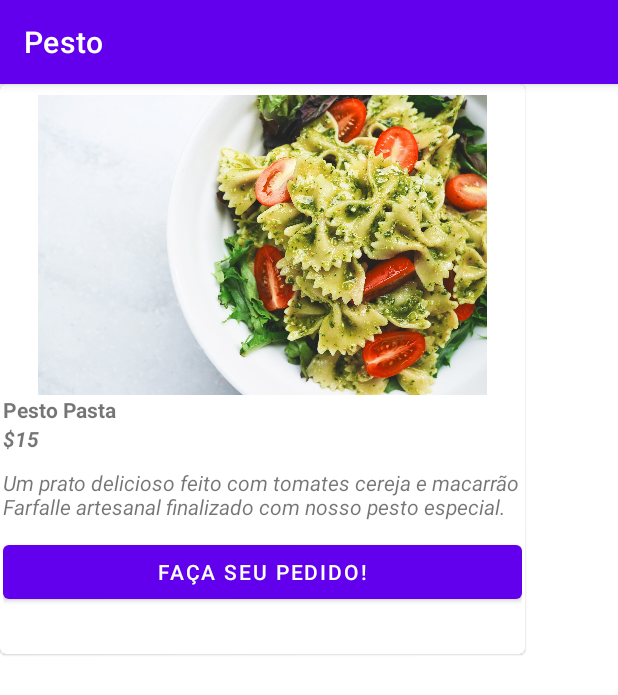
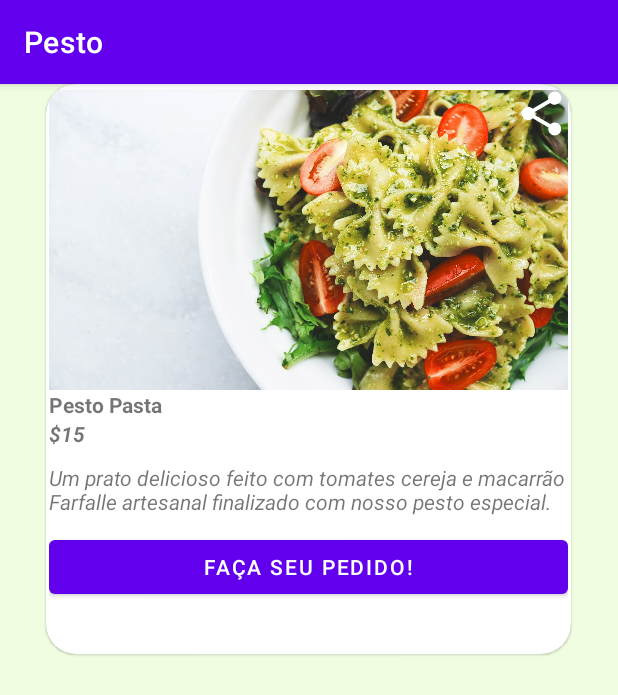
Before and after one commit to LuiSaad/Pesto, an Android app: the screen it shows after launch (MainActivity), on a phone screen of 412 x 824 dp. Shown: the top 695 px of the screen. Run offline under Robolectric (Android 15) with nearby library versions, the phone set to English and light mode, and no system bars.

Commit message:
O Caio tem seu poder no design!

```diff
--- a/app/src/main/res/drawable/baseline_share.xml
+++ b/app/src/main/res/drawable/baseline_share.xml
@@ -1,5 +1,5 @@
 <vector android:autoMirrored="true" android:height="24dp"
-    android:tint="#000000" android:viewportHeight="24"
+    android:tint="#FFFFFF" android:viewportHeight="24"
     android:viewportWidth="24" android:width="24dp" xmlns:android="http://schemas.android.com/apk/res/android">
     <path android:fillColor="@android:color/white" android:pathData="M18,16.08c-0.76,0 -1.44,0.3 -1.96,0.77L8.91,12.7c0.05,-0.23 0.09,-0.46 0.09,-0.7s-0.04,-0.47 -0.09,-0.7l7.05,-4.11c0.54,0.5 1.25,0.81 2.04,0.81 1.66,0 3,-1.34 3,-3s-1.34,-3 -3,-3 -3,1.34 -3,3c0,0.24 0.04,0.47 0.09,0.7L8.04,9.81C7.5,9.31 6.79,9 6,9c-1.66,0 -3,1.34 -3,3s1.34,3 3,3c0.79,0 1.5,-0.31 2.04,-0.81l7.12,4.16c-0.05,0.21 -0.08,0.43 -0.08,0.65 0,1.61 1.31,2.92 2.92,2.92 1.61,0 2.92,-1.31 2.92,-2.92s-1.31,-2.92 -2.92,-2.92z"/>
 </vector>
--- a/app/src/main/res/layout/activity_main.xml
+++ b/app/src/main/res/layout/activity_main.xml
@@ -4,6 +4,9 @@
     xmlns:tools="http://schemas.android.com/tools"
     android:layout_width="match_parent"
     android:layout_height="match_parent"
+    android:gravity="center_horizontal"
+    android:orientation="vertical"
+    android:background="#F0FDE0"
     tools:context=".MainActivity">
 
     <com.google.android.material.card.MaterialCardView
@@ -11,7 +14,7 @@
         android:layout_width="350dp"
         android:layout_height="380dp"
         android:clickable="true"
-        app:startIconDrawable="@drawable/baseline_share">
+        app:cardCornerRadius="20dp">
 
 
         <LinearLayout
@@ -20,11 +23,26 @@
             android:layout_margin="2dp"
             android:orientation="vertical">
 
+            <androidx.coordinatorlayout.widget.CoordinatorLayout
+                android:layout_width="match_parent"
+                android:layout_height="wrap_content">
+
+
+
             <ImageView
                 android:layout_width="match_parent"
+                android:scaleType="centerCrop"
                 android:layout_height="200dp"
-                android:layout_marginTop="5dp"
+                android:layout_marginTop="2dp"
                 android:src="@drawable/pesto"/>
+
+                <ImageView
+                    android:layout_width="35dp"
+                    android:layout_height="35dp"
+                    android:src="@drawable/baseline_share"
+                    android:layout_gravity="right"/>
+
+            </androidx.coordinatorlayout.widget.CoordinatorLayout>
 
             <TextView
                 android:layout_width="wrap_content"
```
